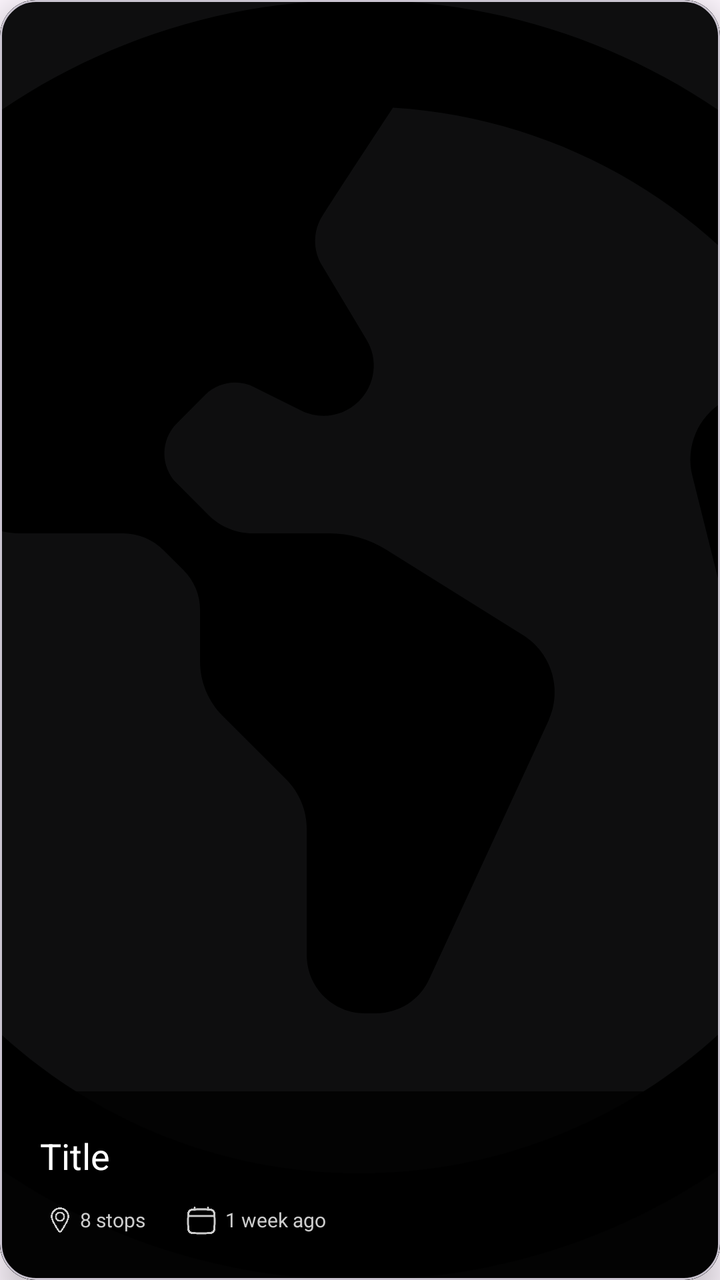
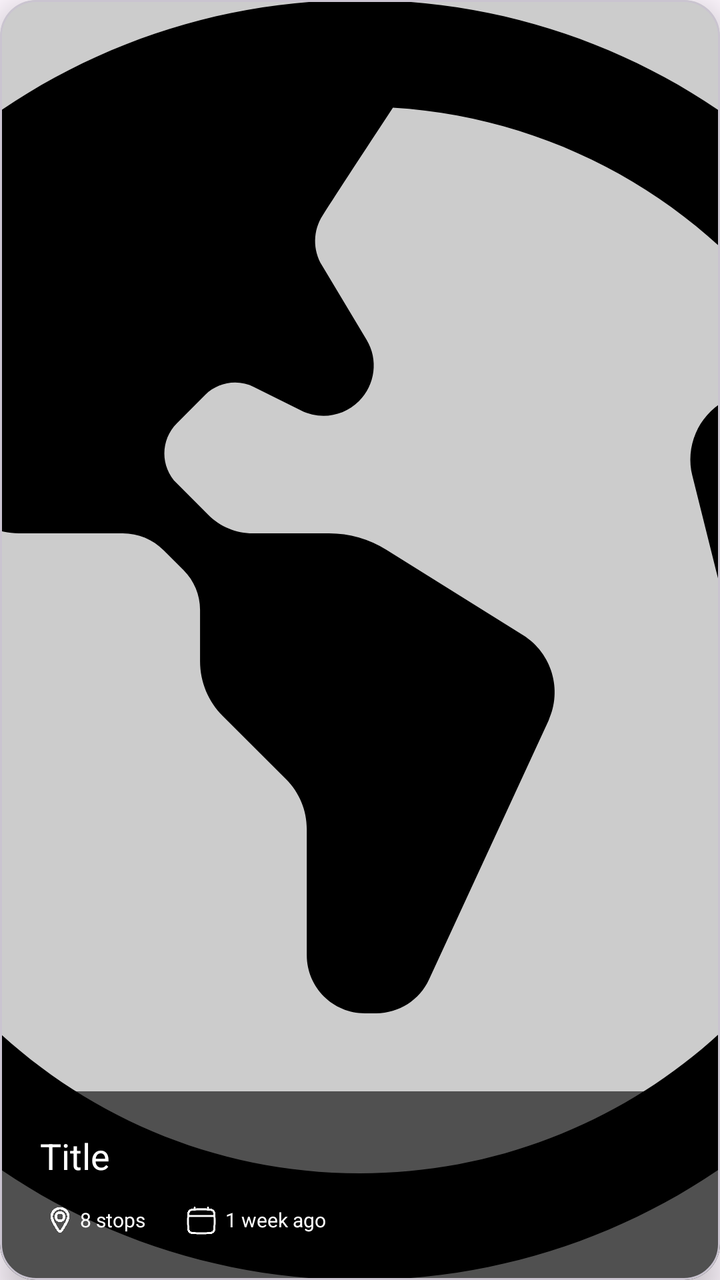

The first picture is an Android layout as it rendered before a commit; the second is the same layout after the commit. The layout source and the unified diff follow.
<!-- AndroidManifest.xml: application theme Theme.SpaceAdvisor -->
<!-- res/layout/item_newest_trip.xml -->
<?xml version="1.0" encoding="utf-8"?>
<com.google.android.material.card.MaterialCardView xmlns:android="http://schemas.android.com/apk/res/android"
    xmlns:app="http://schemas.android.com/apk/res-auto"
    android:layout_width="250dp"
    android:layout_height="300dp"
    android:layout_margin="10dp"
    android:backgroundTint="@color/layout_background_primary"
    android:clickable="true"
    android:focusable="true"
    app:cardCornerRadius="18dp"
    app:cardElevation="10dp">


    <RelativeLayout
        android:layout_width="match_parent"
        android:layout_height="match_parent">

        <ImageView
            android:id="@+id/item_image"
            android:layout_width="match_parent"
            android:layout_height="match_parent"
            android:background="@color/layout_background_primary"
            android:clickable="true"
            android:scaleType="centerCrop"
            android:src="@drawable/ic_home_earth" />

        <View
            android:id="@+id/newest_trip_card_item"
            android:layout_width="match_parent"
            android:layout_height="match_parent"
            android:background="@color/layout_background_transparent_black_20" />


        <LinearLayout
            android:id="@+id/details_container"
            android:layout_width="match_parent"
            android:layout_height="wrap_content"
            android:layout_alignParentBottom="true"
            android:background="@color/layout_background_transparent_black_80"
            android:orientation="vertical"
            android:paddingHorizontal="20dp"
            android:paddingVertical="20dp">


            <TextView
                android:id="@+id/trip_title_item"
                android:layout_width="wrap_content"
                android:layout_height="wrap_content"
                android:layout_marginBottom="10dp"
                android:text="Title"
                android:textColor="@color/text_primary"
                android:textSize="18sp" />


            <LinearLayout
                android:layout_width="wrap_content"
                android:layout_height="wrap_content"
                android:gravity="center_vertical"
                android:orientation="horizontal">

                <ImageView
                    android:layout_width="20dp"
                    android:layout_height="20dp"
                    android:src="@drawable/ic_pin"
                    app:tint="@color/icon_quaternary" />

                <TextView
                    android:id="@+id/trip_stop_count"
                    android:layout_width="wrap_content"
                    android:layout_height="wrap_content"
                    android:text="8 stops"
                    android:textColor="@color/text_quaternary_light"
                    android:textSize="10sp" />

                <View
                    android:layout_width="20dp"
                    android:layout_height="20dp" />

                <ImageView
                    android:layout_width="16dp"
                    android:layout_height="16dp"
                    android:src="@drawable/ic_calendar"
                    app:tint="@color/icon_quaternary" />

                <TextView
                    android:id="@+id/trip_created_at"
                    android:layout_width="wrap_content"
                    android:layout_height="wrap_content"
                    android:layout_marginStart="4dp"
                    android:text="1 week ago"
                    android:textColor="@color/text_quaternary_light"
                    android:textSize="10sp" />

            </LinearLayout>

        </LinearLayout>

        
        
        
        
        
        
        
        
        
        
        

    </RelativeLayout>
</com.google.android.material.card.MaterialCardView>
<!-- resources referenced by this layout -->
<resources>
  <color name="icon_quaternary">@color/gray_light</color>
  <color name="layout_background_primary">@color/deep_black</color>
  <color name="layout_background_transparent_black_20">@color/transparent_black_20</color>
  <color name="layout_background_transparent_black_80">@color/transparent_black_80</color>
  <color name="text_primary">@color/white</color>
  <color name="text_quaternary_light">@color/gray_light</color>
  <!-- drawable ic_home_earth (drawable) -->
  <?xml version="1.0" encoding="utf-8"?>
  <vector xmlns:android="http://schemas.android.com/apk/res/android"
      android:width="24dp"
      android:height="24dp"
      android:viewportWidth="24"
      android:viewportHeight="24">
  
      <path
          android:fillColor="#000000"
          android:pathData="M12,0C5.383,0,0,5.383,0,12s5.383,12,12,12,12-5.383,12-12S18.617,0,12,0Zm0,22c-5.514,0-10-4.486-10-10,0-1.494 0.33 -2.912 0.92 -4.187l1.666,1.751c0.265 0.278 0.632 0.436 ,1.016 0.436 h1.949c0.288,0,0.564 0.114 0.768 0.318 l0.373 0.373 c0.198 0.198 0.309 0.466 0.309 0.745 v0.963c0,0.385 0.153 0.753 0.425 ,1.025l1.19,1.19c0.247 0.247 0.386 0.582 0.386 0.931 v2.365c0,0.602 0.488 ,1.09,1.09,1.09h0.213c0.425,0,0.811-0.247 0.989 -0.633l2.241-4.856c0.267-0.578 0.062 -1.263-0.477-1.601l-2.562-1.601c-0.323-0.202-0.696-0.309-1.077-0.309h-1.431c-0.311,0-0.61-0.124-0.83-0.344l-0.592-0.592c-0.312-0.312-0.312-0.817,0-1.128l0.529-0.529c0.243-0.243 0.614 -0.303 0.921 -0.149l0.88 0.44 c0.361 0.181 0.798 0.11 ,1.084-0.176l0.003-0.003c0.305-0.305 0.363 -0.778 0.141 -1.147l-0.837-1.396c-0.175-0.292-0.171-0.654 0.014 -0.94 0.296 -0.457 0.78 -1.202,1.316-2.016,3.272 0.2 ,6.125,1.98,7.801,4.586l-1.59 0.917 c-0.49 0.282 -0.733 0.855 -0.595,1.403l0.627,2.507c0.09 0.36 0.333 0.662 0.665 0.827 l2.373,1.178c-0.699,4.835-4.871,8.562-9.896,8.562Z" />
  </vector>
  <!-- drawable ic_pin (drawable) -->
  <?xml version="1.0" encoding="utf-8"?>
  <vector xmlns:android="http://schemas.android.com/apk/res/android"
      android:width="24dp"
      android:height="24dp"
      android:viewportWidth="24"
      android:viewportHeight="24">
  
      <path
          android:strokeColor="#FFFFFF"
          android:strokeWidth="1"
          android:strokeLineJoin="round"
          android:strokeLineCap="round"
          android:pathData="M17 10C17 11.7279 15.0424 14.9907 13.577 17.3543C12.8967 18.4514 12.5566 19 12 19C11.4434 19 11.1033 18.4514 10.423 17.3543C8.95763 14.9907 7 11.7279 7 10C7 7.23858 9.23858 5 12 5C14.7614 5 17 7.23858 17 10Z" />
      <path
          android:strokeColor="#FFFFFF"
          android:strokeWidth="1"
          android:strokeLineJoin="round"
          android:strokeLineCap="round"
          android:pathData="M14.5 10C14.5 11.3807 13.3807 12.5 12 12.5C10.6193 12.5 9.5 11.3807 9.5 10C9.5 8.61929 10.6193 7.5 12 7.5C13.3807 7.5 14.5 8.61929 14.5 10Z" />
  </vector>
  <style name="Theme.SpaceAdvisor" parent="Base.Theme.SpaceAdvisor" />
  <color name="gray_light">#CCCCCC</color>
  <color name="deep_black">#111213</color>
  <color name="transparent_black_20">#33000000</color>
  <color name="transparent_black_80">#CD000000</color>
  <color name="white">#FFFFFFFF</color>
  <style name="Base.Theme.SpaceAdvisor" parent="Theme.Material3.DayNight.NoActionBar">
          
      </style>
  <!-- unchanged entries left out for length: 1 -->
</resources>

<!-- the commit's change to res/layout/item_newest_trip.xml (unified diff, before → after) -->
@@ -4,7 +4,7 @@
     android:layout_width="250dp"
     android:layout_height="300dp"
     android:layout_margin="10dp"
-    android:backgroundTint="@color/layout_background_primary"
+    android:backgroundTint="@color/background"
     android:clickable="true"
     android:focusable="true"
     app:cardCornerRadius="18dp"
@@ -19,7 +19,7 @@
             android:id="@+id/item_image"
             android:layout_width="match_parent"
             android:layout_height="match_parent"
-            android:background="@color/layout_background_primary"
+            android:background="@color/background"
             android:clickable="true"
             android:scaleType="centerCrop"
             android:src="@drawable/ic_home_earth" />
@@ -28,7 +28,7 @@
             android:id="@+id/newest_trip_card_item"
             android:layout_width="match_parent"
             android:layout_height="match_parent"
-            android:background="@color/layout_background_transparent_black_20" />
+            android:background="@color/transparent_black_20" />
 
 
         <LinearLayout
@@ -36,7 +36,7 @@
             android:layout_width="match_parent"
             android:layout_height="wrap_content"
             android:layout_alignParentBottom="true"
-            android:background="@color/layout_background_transparent_black_80"
+            android:background="@color/transparent_black_60"
             android:orientation="vertical"
             android:paddingHorizontal="20dp"
             android:paddingVertical="20dp">
@@ -48,7 +48,7 @@
                 android:layout_height="wrap_content"
                 android:layout_marginBottom="10dp"
                 android:text="Title"
-                android:textColor="@color/text_primary"
+                android:textColor="@color/white"
                 android:textSize="18sp" />
 
 
@@ -62,14 +62,14 @@
                     android:layout_width="20dp"
                     android:layout_height="20dp"
                     android:src="@drawable/ic_pin"
-                    app:tint="@color/icon_quaternary" />
+                    app:tint="@color/white" />
 
                 <TextView
                     android:id="@+id/trip_stop_count"
                     android:layout_width="wrap_content"
                     android:layout_height="wrap_content"
                     android:text="8 stops"
-                    android:textColor="@color/text_quaternary_light"
+                    android:textColor="@color/white"
                     android:textSize="10sp" />
 
                 <View
@@ -80,7 +80,7 @@
                     android:layout_width="16dp"
                     android:layout_height="16dp"
                     android:src="@drawable/ic_calendar"
-                    app:tint="@color/icon_quaternary" />
+                    app:tint="@color/white" />
 
                 <TextView
                     android:id="@+id/trip_created_at"
@@ -88,7 +88,7 @@
                     android:layout_height="wrap_content"
                     android:layout_marginStart="4dp"
                     android:text="1 week ago"
-                    android:textColor="@color/text_quaternary_light"
+                    android:textColor="@color/white"
                     android:textSize="10sp" />
 
             </LinearLayout>
<!-- resource entries referenced after the edit -->
@@ -1,11 +1,6 @@
 <!-- resources referenced by this layout -->
 <resources>
-  <color name="icon_quaternary">@color/gray_light</color>
-  <color name="layout_background_primary">@color/deep_black</color>
-  <color name="layout_background_transparent_black_20">@color/transparent_black_20</color>
-  <color name="layout_background_transparent_black_80">@color/transparent_black_80</color>
-  <color name="text_primary">@color/white</color>
-  <color name="text_quaternary_light">@color/gray_light</color>
+  <color name="background">@color/white</color>
   <!-- drawable ic_home_earth (drawable) -->
   <?xml version="1.0" encoding="utf-8"?>
   <vector xmlns:android="http://schemas.android.com/apk/res/android"
@@ -28,26 +23,44 @@
   
       <path
           android:strokeColor="#FFFFFF"
-          android:strokeWidth="1"
+          android:strokeWidth="1.5"
           android:strokeLineJoin="round"
           android:strokeLineCap="round"
           android:pathData="M17 10C17 11.7279 15.0424 14.9907 13.577 17.3543C12.8967 18.4514 12.5566 19 12 19C11.4434 19 11.1033 18.4514 10.423 17.3543C8.95763 14.9907 7 11.7279 7 10C7 7.23858 9.23858 5 12 5C14.7614 5 17 7.23858 17 10Z" />
       <path
           android:strokeColor="#FFFFFF"
-          android:strokeWidth="1"
+          android:strokeWidth="1.5"
           android:strokeLineJoin="round"
           android:strokeLineCap="round"
           android:pathData="M14.5 10C14.5 11.3807 13.3807 12.5 12 12.5C10.6193 12.5 9.5 11.3807 9.5 10C9.5 8.61929 10.6193 7.5 12 7.5C13.3807 7.5 14.5 8.61929 14.5 10Z" />
   </vector>
-  <style name="Theme.SpaceAdvisor" parent="Base.Theme.SpaceAdvisor" />
-  <color name="gray_light">#CCCCCC</color>
-  <color name="deep_black">#111213</color>
+  <style name="Theme.SpaceAdvisor" parent="Base.Theme.SpaceAdvisor">
+          <item name="colorPrimary">@color/primary</item>
+          <item name="customColorPrimary">@color/primary</item>
+          <item name="customColorPrimaryGlow">@color/primary_glow</item>
+          <item name="customColorPrimaryFaded">@color/primary_faded</item>
+          <item name="customColorPrimaryLight">@color/primary_light</item>
+          <item name="customColorPrimaryVariant">@color/primary_variant</item>
+          <item name="customColorPrimaryVariantFaded">@color/primary_variant_faded</item>
+      </style>
   <color name="transparent_black_20">#33000000</color>
-  <color name="transparent_black_80">#CD000000</color>
+  <color name="transparent_black_60">#9A000000</color>
   <color name="white">#FFFFFFFF</color>
   <style name="Base.Theme.SpaceAdvisor" parent="Theme.Material3.DayNight.NoActionBar">
-          
+          <item name="colorPrimary">@color/primary</item>
       </style>
+  <color name="primary">@color/space_purple</color>
+  <color name="primary_glow">@color/space_purple_glow</color>
+  <color name="primary_faded">@color/space_purple_faded</color>
+  <color name="primary_light">@color/space_purple_light</color>
+  <color name="primary_variant">@color/space_pink</color>
+  <color name="primary_variant_faded">@color/space_pink_faded</color>
+  <color name="space_purple">#575AD3</color>
+  <color name="space_purple_glow">#48575AD3</color>
+  <color name="space_purple_faded">#50A0A0FF</color>
+  <color name="space_purple_light">#A0A0FF</color>
+  <color name="space_pink">#AE52D4</color>
+  <color name="space_pink_faded">#20AE52D4</color>
   <!-- unchanged entries left out for length: 1 -->
 </resources>
 
